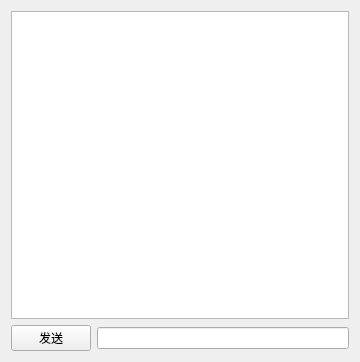
czx97/easy-chat, file TCP_Server/tcp_server.ui: the form before one commit.
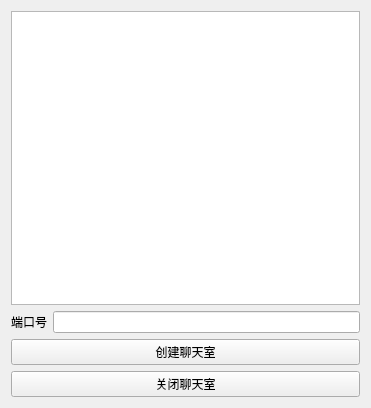
The form after the commit.

```diff
--- a/TCP_Server/tcp_server.ui
+++ b/TCP_Server/tcp_server.ui
@@ -6,8 +6,8 @@
    <rect>
     <x>0</x>
     <y>0</y>
-    <width>360</width>
-    <height>362</height>
+    <width>371</width>
+    <height>408</height>
    </rect>
   </property>
   <property name="windowTitle">
@@ -18,15 +18,29 @@
     <widget class="QTextBrowser" name="textBrowser"/>
    </item>
    <item row="1" column="0">
-    <widget class="QPushButton" name="pushButton">
+    <widget class="QLabel" name="label">
      <property name="text">
-      <string>发送</string>
+      <string>端口号</string>
      </property>
     </widget>
    </item>
    <item row="1" column="1">
     <widget class="QLineEdit" name="lineEdit"/>
    </item>
+   <item row="2" column="0" colspan="2">
+    <widget class="QPushButton" name="pushButton">
+     <property name="text">
+      <string>创建聊天室</string>
+     </property>
+    </widget>
+   </item>
+   <item row="3" column="0" colspan="2">
+    <widget class="QPushButton" name="pushButton_2">
+     <property name="text">
+      <string>关闭聊天室</string>
+     </property>
+    </widget>
+   </item>
   </layout>
  </widget>
  <layoutdefault spacing="6" margin="11"/>
```
